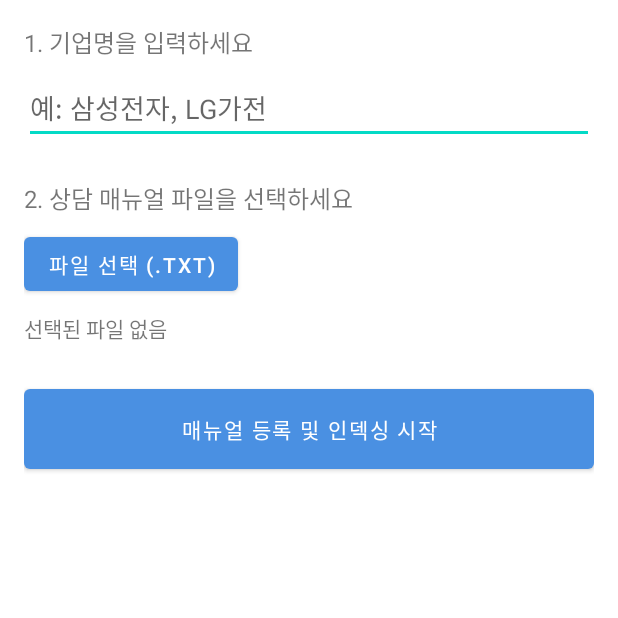
After one commit to qjawnsdl/SBA_Hackathon, an Android app: the EnterpriseHomeActivity screen opened directly, with no data from a screen before it, on a phone screen of 412 x 824 dp, the top half of it. The commit adds this screen. Run offline under Robolectric (Android 15) with nearby library versions, the phone set to English and light mode, and no system bars.

Commit message:
fix: 청킹 및 기능 수정

```diff
--- a/hackathon/app/src/main/java/com/example/hackathon/ApiService.java
+++ b/hackathon/app/src/main/java/com/example/hackathon/ApiService.java
@@ -1,11 +1,25 @@
 package com.example.hackathon;
 
 
+import okhttp3.MultipartBody;
+import okhttp3.RequestBody;
 import retrofit2.Call;
 import retrofit2.http.Body;
+import retrofit2.http.Multipart;
 import retrofit2.http.POST;
+import retrofit2.http.Part;
 
 public interface ApiService {
+
+    // 사용자용 채팅 API
     @POST("chat")
     Call<ChatResponse> sendChat(@Body ChatRequest request);
+
+    // 기업용 매뉴얼 업로드 API
+    @Multipart
+    @POST("upload") // 서버에 /upload 엔드포인트가 필요합니다.
+    Call<UploadResponse> uploadManual(
+            @Part("companyName") RequestBody companyName,
+            @Part MultipartBody.Part file
+    );
 }
--- /dev/null
+++ b/hackathon/app/src/main/java/com/example/hackathon/CompanyStorage.java
@@ -0,0 +1,50 @@
+package com.example.hackathon;
+
+import android.content.Context;
+import android.content.SharedPreferences;
+
+import java.util.ArrayList;
+import java.util.HashSet;
+import java.util.List;
+import java.util.Set;
+
+/**
+ * SharedPreferences를 사용해 등록된 기업 목록을 관리하는 헬퍼 클래스
+ */
+public class CompanyStorage {
+
+    private static final String PREFS_NAME = "CompanyPrefs";
+    private static final String KEY_COMPANY_SET = "CompanySet";
+
+    private SharedPreferences prefs;
+
+    public CompanyStorage(Context context) {
+        prefs = context.getSharedPreferences(PREFS_NAME, Context.MODE_PRIVATE);
+    }
+
+    /**
+     * 새로운 기업 이름을 목록에 추가합니다.
+     */
+    public void addCompany(String companyName) {
+        Set<String> companySet = getCompanySet();
+        companySet.add(companyName);
+        prefs.edit().putStringSet(KEY_COMPANY_SET, companySet).apply();
+    }
+
+    /**
+     * 저장된 모든 기업 목록을 가져옵니다.
+     */
+    public List<String> getCompanyList() {
+        Set<String> companySet = getCompanySet();
+        // 기본값으로 '병무청'을 항상 포함 (서버에 '예비군편성.txt'가 기본일 경우)
+        if (!companySet.contains("병무청")) {
+            companySet.add("병무청");
+        }
+        return new ArrayList<>(companySet);
+    }
+
+    private Set<String> getCompanySet() {
+        // new HashSet<>()을 해줘야 수정 가능한 Set이 반환됩니다.
+        return new HashSet<>(prefs.getStringSet(KEY_COMPANY_SET, new HashSet<>()));
+    }
+}
--- a/hackathon/app/src/main/java/com/example/hackathon/RetrofitClient.java
+++ b/hackathon/app/src/main/java/com/example/hackathon/RetrofitClient.java
@@ -6,6 +6,7 @@ import retrofit2.converter.gson.GsonConverterFactory;
 
 public class RetrofitClient {
 
+    // ★ 님 서버 IP로 변경하세요 (예: "http://192.168.35.144:5000/")
     private static final String BASE_URL = "http://192.168.35.144:5000/";
 
     private static Retrofit retrofit = null;
--- /dev/null
+++ b/hackathon/app/src/main/res/layout/activity_enterprise_home.xml
@@ -0,0 +1,63 @@
+<?xml version="1.0" encoding="utf-8"?>
+<LinearLayout xmlns:android="http://schemas.android.com/apk/res/android"
+    xmlns:tools="http://schemas.android.com/tools"
+    android:layout_width="match_parent"
+    android:layout_height="match_parent"
+    android:orientation="vertical"
+    android:padding="16dp"
+    tools:context=".EnterpriseHomeActivity">
+
+    <TextView
+        android:layout_width="wrap_content"
+        android:layout_height="wrap_content"
+        android:text="1. 기업명을 입력하세요"
+        android:textSize="16sp" />
+
+    <EditText
+        android:id="@+id/editTextCompanyName"
+        android:layout_width="match_parent"
+        android:layout_height="wrap_content"
+        android:hint="예: 삼성전자, LG가전"
+        android:inputType="text"
+        android:layout_marginTop="8dp"
+        android:layout_marginBottom="24dp"/>
+
+    <TextView
+        android:layout_width="wrap_content"
+        android:layout_height="wrap_content"
+        android:text="2. 상담 매뉴얼 파일을 선택하세요"
+        android:textSize="16sp" />
+
+    <Button
+        android:id="@+id/buttonSelectFile"
+        android:layout_width="wrap_content"
+        android:layout_height="wrap_content"
+        android:text="파일 선택 (.txt)"
+        android:layout_marginTop="8dp"/>
+
+    <TextView
+        android:id="@+id/textViewSelectedFile"
+        android:layout_width="match_parent"
+        android:layout_height="wrap_content"
+        android:text="선택된 파일 없음"
+        android:layout_marginTop="8dp"
+        android:layout_marginBottom="24dp"/>
+
+    <Button
+        android:id="@+id/buttonUpload"
+        android:layout_width="match_parent"
+        android:layout_height="wrap_content"
+        android:text="매뉴얼 등록 및 인덱싱 시작"
+        android:padding="16dp"/>
+
+    <ProgressBar
+        android:id="@+id/progressBarUpload"
+        style="?android:attr/progressBarStyle"
+        android:layout_width="wrap_content"
+        android:layout_height="wrap_content"
+        android:layout_gravity="center_horizontal"
+        android:layout_marginTop="16dp"
+        android:visibility="gone"
+        tools:visibility="visible" />
+
+</LinearLayout>
```
Also changed, not shown: hackathon/app/src/main/AndroidManifest.xml (+9 -3 lines), hackathon/app/src/main/java/com/example/hackathon/ChatAdapter.java (+57 -4 lines), hackathon/app/src/main/java/com/example/hackathon/ChatRequest.java (+7 -1 lines), hackathon/app/src/main/java/com/example/hackathon/EnterpriseHomeActivity.java (added, +213 -0 lines), hackathon/app/src/main/java/com/example/hackathon/MainActivity.java (+124 -47 lines), hackathon/app/src/main/java/com/example/hackathon/StartSelectionActivity.java (added, +40 -0 lines), hackathon/app/src/main/java/com/example/hackathon/UploadResponse.java (added, +20 -0 lines), hackathon/app/src/main/res/layout/activity_login.xml (added, +32 -0 lines), hackathon/app/src/main/res/layout/activity_start_selection.xml (added, +34 -0 lines), hackathon/app/src/main/res/menu/main_menu.xml (+7 -14 lines), 1 other file.
